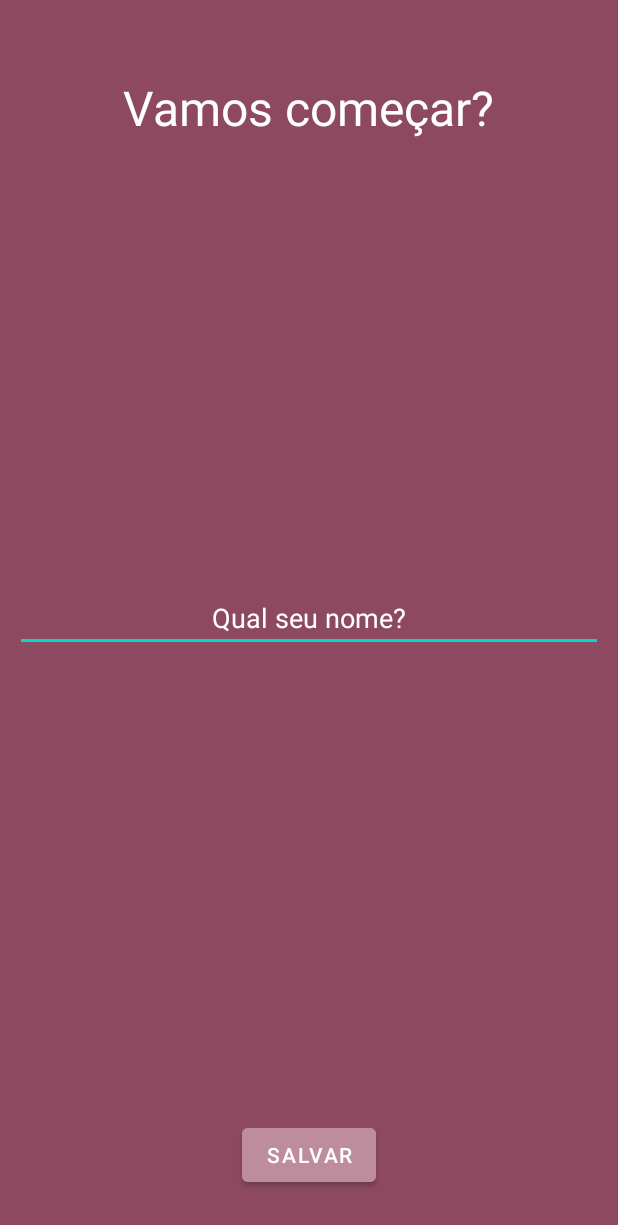
After one commit to jpaulofsantos/motivation, an Android app: the layout activity_user.xml on its own in the app's theme, with its tools: preview values and no code run, on a phone screen of 412 x 824 dp. The commit adds this screen. Shown: the top 1225 px of the screen. Run offline under Robolectric (Android 15) with nearby library versions, the phone set to English and light mode, and no system bars.

Commit message:
pagina inicial, intent to MainActivity and SharedPreferences

```diff
--- a/app/src/main/java/com/example/motivation/MainActivity.kt
+++ b/app/src/main/java/com/example/motivation/MainActivity.kt
@@ -17,6 +17,9 @@ class MainActivity : AppCompatActivity(), View.OnClickListener {
 
         binding.ivLeft.setOnClickListener(this)
 
+        //buscando o nome de UserActivity e setando o nome no textView através da chave "nomeLogin"
+        binding.tvNome.text = SharedInformation(this).getName("nomeLogin") + "!"
+
 
     }
 
--- /dev/null
+++ b/app/src/main/res/layout/activity_user.xml
@@ -0,0 +1,44 @@
+<?xml version="1.0" encoding="utf-8"?>
+<RelativeLayout xmlns:android="http://schemas.android.com/apk/res/android"
+    xmlns:app="http://schemas.android.com/apk/res-auto"
+    xmlns:tools="http://schemas.android.com/tools"
+    android:layout_width="match_parent"
+    android:layout_height="match_parent"
+    android:background="#8C4960"
+    android:padding="10dp"
+    android:orientation="vertical"
+    tools:context=".UserActivity">
+
+    <TextView
+        android:id="@+id/tv1"
+        android:layout_width="wrap_content"
+        android:layout_height="wrap_content"
+        android:layout_centerHorizontal="true"
+        android:text="Vamos começar?"
+        android:textSize="32sp"
+        android:layout_marginTop="40dp"
+        android:textColor="@color/white"/>
+
+    <EditText
+        android:id="@+id/etNome"
+        android:layout_width="match_parent"
+        android:layout_height="wrap_content"
+        android:layout_centerInParent="true"
+        android:hint="Qual seu nome?"
+        android:textAlignment="center"
+        android:textColor="@color/white"
+        android:textColorHint="@color/white" />
+
+    <Button
+        android:id="@+id/btnSalvar"
+        android:layout_width="wrap_content"
+        android:layout_height="wrap_content"
+        android:backgroundTint="#BD8C9D"
+        android:layout_centerHorizontal="true"
+        android:layout_alignParentBottom="true"
+        android:layout_marginBottom="20dp"
+        android:text="Salvar"/>
+
+
+
+</RelativeLayout>
```
Also changed, not shown: app/src/main/AndroidManifest.xml (+7 -0 lines), app/src/main/java/com/example/motivation/SharedInformation.kt (added, +16 -0 lines), app/src/main/java/com/example/motivation/UserActivity.kt (added, +48 -0 lines), app/src/main/res/layout/activity_main.xml (+26 -4 lines).
